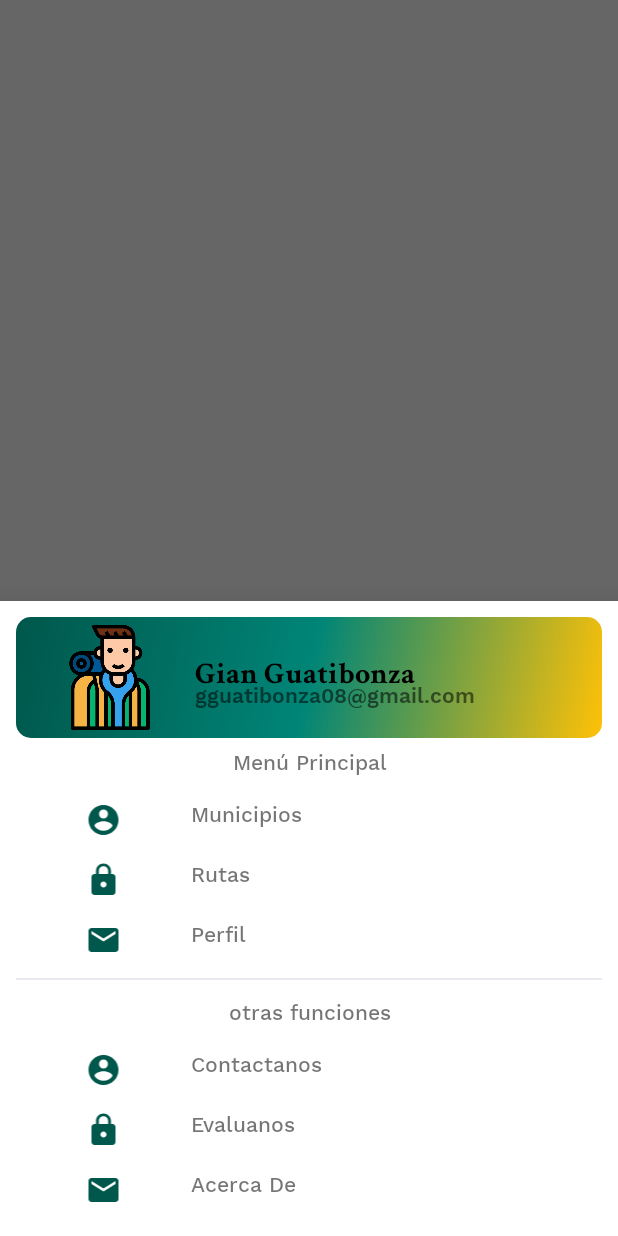
After one commit to gguatibonza08/ProyectoTesis, an Android app: the fragment ItemListDialogFragment placed in its activity, on a phone screen of 412 x 824 dp. The commit adds this screen. Run offline under Robolectric (Android 15) with nearby library versions, the phone set to English and light mode, and no system bars.

Commit message:
modal sheet interfaz 1

```diff
--- /dev/null
+++ b/app/src/main/java/co/com/gguatibonza/proyectotesis/ItemListDialogFragment.java
@@ -0,0 +1,72 @@
+package co.com.gguatibonza.proyectotesis;
+
+import android.content.Context;
+import android.os.Bundle;
+import android.support.annotation.Nullable;
+import android.support.design.widget.BottomSheetDialogFragment;
+import android.support.v4.app.Fragment;
+import android.support.v7.widget.LinearLayoutManager;
+import android.support.v7.widget.RecyclerView;
+import android.view.LayoutInflater;
+import android.view.View;
+import android.view.ViewGroup;
+import android.widget.TextView;
+
+/**
+ * <p>A fragment that shows a list of items as a modal bottom sheet.</p>
+ * <p>You can show this modal bottom sheet from your activity like this:</p>
+ * <pre>
+ *     ItemListDialogFragment.newInstance(30).show(getSupportFragmentManager(), "dialog");
+ * </pre>
+ * <p>You activity (or fragment) needs to implement {@link ItemListDialogFragment.Listener}.</p>
+ */
+public class ItemListDialogFragment extends BottomSheetDialogFragment {
+
+    // TODO: Customize parameter argument names
+    private static final String ARG_ITEM_COUNT = "item_count";
+    private Listener mListener;
+
+    // TODO: Customize parameters
+    public static ItemListDialogFragment newInstance(int itemCount) {
+        final ItemListDialogFragment fragment = new ItemListDialogFragment();
+        final Bundle args = new Bundle();
+        args.putInt(ARG_ITEM_COUNT, itemCount);
+        fragment.setArguments(args);
+        return fragment;
+    }
+
+    @Nullable
+    @Override
+    public View onCreateView(LayoutInflater inflater, @Nullable ViewGroup container,
+                             @Nullable Bundle savedInstanceState) {
+        return inflater.inflate(R.layout.fragment_item_list_dialog, container, false);
+    }
+
+    @Override
+    public void onViewCreated(View view, @Nullable Bundle savedInstanceState) {
+
+    }
+
+    @Override
+    public void onAttach(Context context) {
+        super.onAttach(context);
+        final Fragment parent = getParentFragment();
+        if (parent != null) {
+            mListener = (Listener) parent;
+        } else {
+            mListener = (Listener) context;
+        }
+    }
+
+    @Override
+    public void onDetach() {
+        mListener = null;
+        super.onDetach();
+    }
+
+    public interface Listener {
+        void onItemClicked(int position);
+    }
+
+
+}
--- a/app/src/main/java/co/com/gguatibonza/proyectotesis/homeActivity.java
+++ b/app/src/main/java/co/com/gguatibonza/proyectotesis/homeActivity.java
@@ -2,12 +2,11 @@ package co.com.gguatibonza.proyectotesis;
 
 import android.os.Bundle;
 import android.support.design.bottomappbar.BottomAppBar;
-import android.support.design.widget.Snackbar;
 import android.support.v7.app.AppCompatActivity;
 import android.view.Menu;
 import android.view.View;
 
-public class homeActivity extends AppCompatActivity {
+public class homeActivity extends AppCompatActivity implements ItemListDialogFragment.Listener {
     private BottomAppBar appBar;
 
     @Override
@@ -19,7 +18,7 @@ public class homeActivity extends AppCompatActivity {
         appBar.setNavigationOnClickListener(new View.OnClickListener() {
             @Override
             public void onClick(View v) {
-                Snackbar.make(v, "prueba", Snackbar.LENGTH_LONG).show();
+                ItemListDialogFragment.newInstance(30).show(getSupportFragmentManager(), "dialog");
             }
         });
     }
@@ -29,4 +28,9 @@ public class homeActivity extends AppCompatActivity {
         getMenuInflater().inflate(R.menu.menubottomappbar, menu);
         return true;
     }
+
+    @Override
+    public void onItemClicked(int position) {
+
+    }
 }
--- /dev/null
+++ b/app/src/main/res/drawable/degradado.xml
@@ -0,0 +1,17 @@
+<?xml version="1.0" encoding="utf-8"?>
+<shape xmlns:android="http://schemas.android.com/apk/res/android"
+    android:shape="rectangle">
+
+    <gradient
+        android:angle="135"
+        android:centerColor="@color/colorPrimary"
+        android:endColor="@color/colorPrimaryDark"
+        android:startColor="@color/colorAccent"
+        android:type="linear" />
+
+    <corners
+        android:bottomLeftRadius="10dp"
+        android:bottomRightRadius="10dp"
+
+        />
+</shape>
--- /dev/null
+++ b/app/src/main/res/layout/fragment_item_list_dialog.xml
@@ -0,0 +1,253 @@
+<?xml version="1.0" encoding="utf-8"?>
+<LinearLayout xmlns:android="http://schemas.android.com/apk/res/android"
+    xmlns:app="http://schemas.android.com/apk/res-auto"
+    xmlns:tools="http://schemas.android.com/tools"
+    android:layout_width="match_parent"
+    android:layout_height="match_parent"
+    android:clipToPadding="false"
+    android:orientation="vertical"
+    android:padding="5dp"
+    tools:context=".ItemListDialogFragment">
+
+    <android.support.v7.widget.CardView
+        android:layout_width="match_parent"
+        android:layout_height="match_parent"
+        android:layout_margin="5dp"
+        app:cardCornerRadius="10dp">
+
+
+        <LinearLayout
+            android:layout_width="match_parent"
+            android:layout_height="match_parent"
+            android:orientation="vertical">
+
+            <LinearLayout
+                android:layout_width="match_parent"
+                android:layout_height="wrap_content"
+                android:background="@drawable/degradado"
+                android:gravity="center"
+                android:orientation="horizontal"
+                android:padding="5dp"
+                android:weightSum="1">
+
+                <ImageView
+                    android:layout_width="0dp"
+                    android:layout_height="70dp"
+                    android:layout_weight=".3"
+                    android:src="@drawable/backpacker" />
+
+                <RelativeLayout
+                    android:layout_width="0dp"
+                    android:layout_height="match_parent"
+                    android:layout_weight=".7"
+                    android:gravity="center">
+
+                    <TextView
+                        android:id="@+id/nombreUsurioBottom"
+                        android:layout_width="match_parent"
+                        android:layout_height="wrap_content"
+                        android:fontFamily="@font/crimsontextbold"
+                        android:text="Gian Guatibonza"
+                        android:textColor="@color/dark"
+                        android:textSize="20sp" />
+
+                    <TextView
+                        android:id="@+id/correoUsurioBottom"
+                        android:layout_width="match_parent"
+                        android:layout_height="wrap_content"
+                        android:layout_alignBottom="@id/nombreUsurioBottom"
+                        android:layout_marginBottom="-4dp"
+                        android:fontFamily="@font/worksanssemibold"
+                        android:text="gguatibonza08@gmail.com" />
+
+
+                </RelativeLayout>
+
+            </LinearLayout>
+
+
+            <LinearLayout
+                android:layout_width="match_parent"
+                android:layout_height="wrap_content"
+                android:layout_marginVertical="8dp"
+                android:gravity="center"
+                android:orientation="horizontal">
+
+                <TextView
+                    android:layout_width="match_parent"
+                    android:layout_height="match_parent"
+                    android:fontFamily="@font/worksansmedium"
+                    android:gravity="center"
+                    android:text="Menú Principal" />
+
+            </LinearLayout>
+
+            <LinearLayout
+                android:layout_width="match_parent"
+                android:layout_height="wrap_content"
+                android:layout_marginVertical="8dp"
+                android:gravity="center"
+                android:orientation="horizontal"
+                android:weightSum="1">
+
+                <ImageView
+                    android:layout_width="0dp"
+                    android:layout_height="wrap_content"
+                    android:layout_weight=".3"
+                    android:src="@drawable/ic_account_circle_black_24dp" />
+
+                <TextView
+                    android:layout_width="0dp"
+                    android:layout_height="match_parent"
+                    android:layout_weight=".7"
+                    android:fontFamily="@font/worksansmedium"
+                    android:text="Municipios" />
+
+            </LinearLayout>
+
+            <LinearLayout
+                android:layout_width="match_parent"
+                android:layout_height="wrap_content"
+                android:layout_marginVertical="8dp"
+                android:gravity="center"
+                android:orientation="horizontal"
+                android:weightSum="1">
+
+                <ImageView
+                    android:layout_width="0dp"
+                    android:layout_height="wrap_content"
+                    android:layout_weight=".3"
+                    android:src="@drawable/ic_lock_black_24dp" />
+
+                <TextView
+                    android:layout_width="0dp"
+                    android:layout_height="match_parent"
+                    android:layout_weight=".7"
+                    android:fontFamily="@font/worksansmedium"
+                    android:text="Rutas" />
+
+            </LinearLayout>
+
+
+            <LinearLayout
+                android:layout_width="match_parent"
+                android:layout_height="wrap_content"
+                android:layout_marginVertical="8dp"
+                android:gravity="center"
+                android:orientation="horizontal"
+                android:weightSum="1">
+
+                <ImageView
+                    android:layout_width="0dp"
+                    android:layout_height="wrap_content"
+                    android:layout_weight=".3"
+                    android:src="@drawable/ic_email_black_24dp" />
+
+                <TextView
+                    android:layout_width="0dp"
+                    android:layout_height="match_parent"
+                    android:layout_weight=".7"
+                    android:fontFamily="@font/worksansmedium"
+                    android:text="Perfil" />
+
+            </LinearLayout>
+
+            <LinearLayout
+                android:layout_width="match_parent"
+                android:layout_height="1dp"
+                android:layout_marginVertical="5dp"
+                android:background="#e8eaef"></LinearLayout>
+
+            <LinearLayout
+                android:layout_width="match_parent"
+                android:layout_height="wrap_content"
+                android:layout_marginVertical="8dp"
+                android:gravity="center"
+                android:orientation="horizontal">
+
+                <TextView
+                    android:layout_width="match_parent"
+                    android:layout_height="match_parent"
+                    android:fontFamily="@font/worksansmedium"
+                    android:gravity="center"
+                    android:text="otras funciones" />
+
+            </LinearLayout>
+
+
+            <LinearLayout
+                android:layout_width="match_parent"
+                android:layout_height="wrap_content"
+                android:layout_marginVertical="8dp"
+                android:gravity="center"
+                android:orientation="horizontal"
+                android:weightSum="1">
+
+                <ImageView
+                    android:layout_width="0dp"
+                    android:layout_height="wrap_content"
+                    android:layout_weight=".3"
+                    android:src="@drawable/ic_account_circle_black_24dp" />
+
+                <TextView
+                    android:layout_width="0dp"
+                    android:layout_height="match_parent"
+                    android:layout_weight=".7"
+                    android:fontFamily="@font/worksansmedium"
+                    android:text="Contactanos" />
+
+            </LinearLayout>
+
+
+            <LinearLayout
+                android:layout_width="match_parent"
+                android:layout_height="wrap_content"
+                android:layout_marginVertical="8dp"
+                android:gravity="center"
+                android:orientation="horizontal"
+                android:weightSum="1">
+
+                <ImageView
+                    android:layout_width="0dp"
+                    android:layout_height="wrap_content"
+                    android:layout_weight=".3"
+                    android:src="@drawable/ic_lock_black_24dp" />
+
+                <TextView
+                    android:layout_width="0dp"
+                    android:layout_height="match_parent"
+                    android:layout_weight=".7"
+                    android:fontFamily="@font/worksansmedium"
+                    android:text="Evaluanos" />
+
+            </LinearLayout>
+
+
+            <LinearLayout
+                android:layout_width="match_parent"
+                android:layout_height="wrap_content"
+                android:layout_marginVertical="8dp"
+                android:gravity="center"
+                android:orientation="horizontal"
+                android:weightSum="1">
+
+                <ImageView
+                    android:layout_width="0dp"
+                    android:layout_height="wrap_content"
+                    android:layout_weight=".3"
+                    android:src="@drawable/ic_email_black_24dp" />
+
+                <TextView
+                    android:layout_width="0dp"
+                    android:layout_height="match_parent"
+                    android:layout_weight=".7"
+                    android:fontFamily="@font/worksansmedium"
+                    android:text="Acerca De" />
+
+            </LinearLayout>
+
+        </LinearLayout>
+
+    </android.support.v7.widget.CardView>
+
+</LinearLayout>
--- /dev/null
+++ b/app/src/main/res/layout/fragment_item_list_dialog_item2.xml
@@ -0,0 +1,45 @@
+<?xml version="1.0" encoding="utf-8"?>
+<LinearLayout xmlns:android="http://schemas.android.com/apk/res/android"
+    android:layout_width="match_parent"
+    android:layout_height="wrap_content"
+    android:background="?attr/selectableItemBackground"
+    android:orientation="vertical"
+    android:paddingLeft="@dimen/list_item_spacing"
+    android:paddingTop="@dimen/list_item_spacing_half"
+    android:paddingRight="@dimen/list_item_spacing"
+    android:paddingBottom="@dimen/list_item_spacing_half">
+
+
+    <LinearLayout
+        android:layout_width="match_parent"
+        android:layout_height="wrap_content"
+        android:gravity="center"
+        android:orientation="horizontal"
+        android:weightSum="1">
+
+        <ImageView
+            android:layout_width="0dp"
+            android:layout_height="wrap_content"
+            android:layout_weight=".3"
+            android:src="@drawable/ic_lock_black_24dp" />
+
+        <TextView
+            android:id="@+id/text"
+            android:layout_width="0dp"
+            android:layout_height="wrap_content"
+            android:layout_weight=".7"
+            android:text="prueba"
+            android:textAlignment="center" />
+
+
+    </LinearLayout>
+
+
+    <LinearLayout
+        android:layout_width="match_parent"
+        android:layout_height="1dp"
+        android:layout_marginVertical="5dp"
+        android:background="#e8eaef"></LinearLayout>
+
+
+</LinearLayout>
--- /dev/null
+++ b/app/src/main/res/values/dimens.xml
@@ -0,0 +1,5 @@
+<?xml version="1.0"?>
+<resources>
+    <dimen name="list_item_spacing">16dp</dimen>
+    <dimen name="list_item_spacing_half">8dp</dimen>
+</resources>
```
